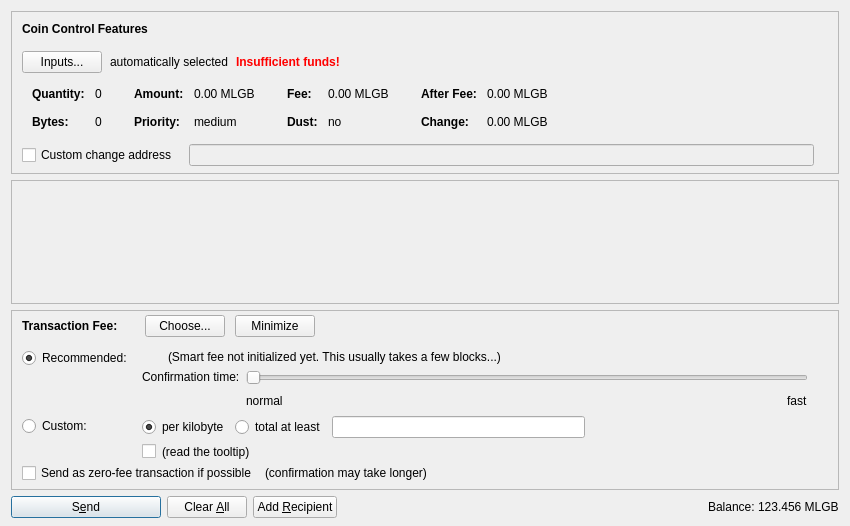
Before: the Qt Designer form src/qt/forms/sendcoinsdialog.ui in MassGrid/MassGrid, drawn with Qt 5.
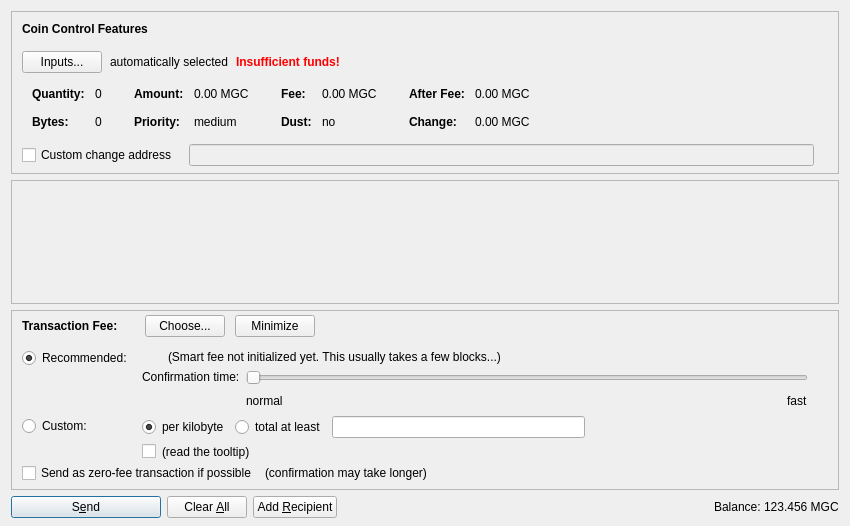
After: the same form once the commit is applied. Icons and pictures are not drawn. Custom widgets are drawn as their Qt base class.

Commit message: MLGB to Mass Grid Chain!

What changed in the file:
```diff
--- a/src/qt/forms/sendcoinsdialog.ui
+++ b/src/qt/forms/sendcoinsdialog.ui
@@ -324,7 +324,7 @@
                   <enum>Qt::ActionsContextMenu</enum>
                  </property>
                  <property name="text">
-                  <string notr="true">0.00 MLGB</string>
+                  <string notr="true">0.00 MGC</string>
                  </property>
                  <property name="textInteractionFlags">
                   <set>Qt::LinksAccessibleByMouse|Qt::TextSelectableByKeyboard|Qt::TextSelectableByMouse</set>
@@ -404,7 +404,7 @@
                   <enum>Qt::ActionsContextMenu</enum>
                  </property>
                  <property name="text">
-                  <string notr="true">0.00 MLGB</string>
+                  <string notr="true">0.00 MGC</string>
                  </property>
                  <property name="textInteractionFlags">
                   <set>Qt::LinksAccessibleByMouse|Qt::TextSelectableByKeyboard|Qt::TextSelectableByMouse</set>
@@ -484,7 +484,7 @@
                   <enum>Qt::ActionsContextMenu</enum>
                  </property>
                  <property name="text">
-                  <string notr="true">0.00 MLGB</string>
+                  <string notr="true">0.00 MGC</string>
                  </property>
                  <property name="textInteractionFlags">
                   <set>Qt::LinksAccessibleByMouse|Qt::TextSelectableByKeyboard|Qt::TextSelectableByMouse</set>
@@ -513,7 +513,7 @@
                   <enum>Qt::ActionsContextMenu</enum>
                  </property>
                  <property name="text">
-                  <string notr="true">0.00 MLGB</string>
+                  <string notr="true">0.00 MGC</string>
                  </property>
                  <property name="textInteractionFlags">
                   <set>Qt::LinksAccessibleByMouse|Qt::TextSelectableByKeyboard|Qt::TextSelectableByMouse</set>
@@ -1352,7 +1352,7 @@
           <cursorShape>IBeamCursor</cursorShape>
          </property>
          <property name="text">
-          <string notr="true">123.456 MLGB</string>
+          <string notr="true">123.456 MGC</string>
          </property>
          <property name="textInteractionFlags">
           <set>Qt::LinksAccessibleByMouse|Qt::TextSelectableByKeyboard|Qt::TextSelectableByMouse</set>
```
Left out of the diff: 18 changed lines with no effect on the pictures. The commit also changes 475 other files.
